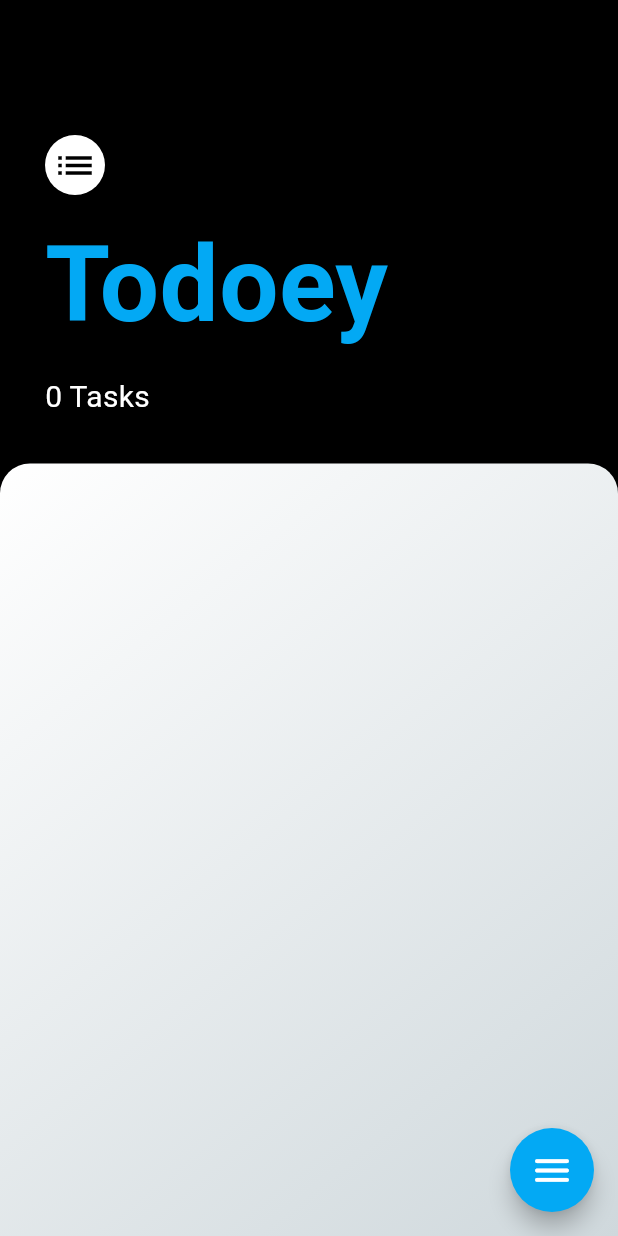
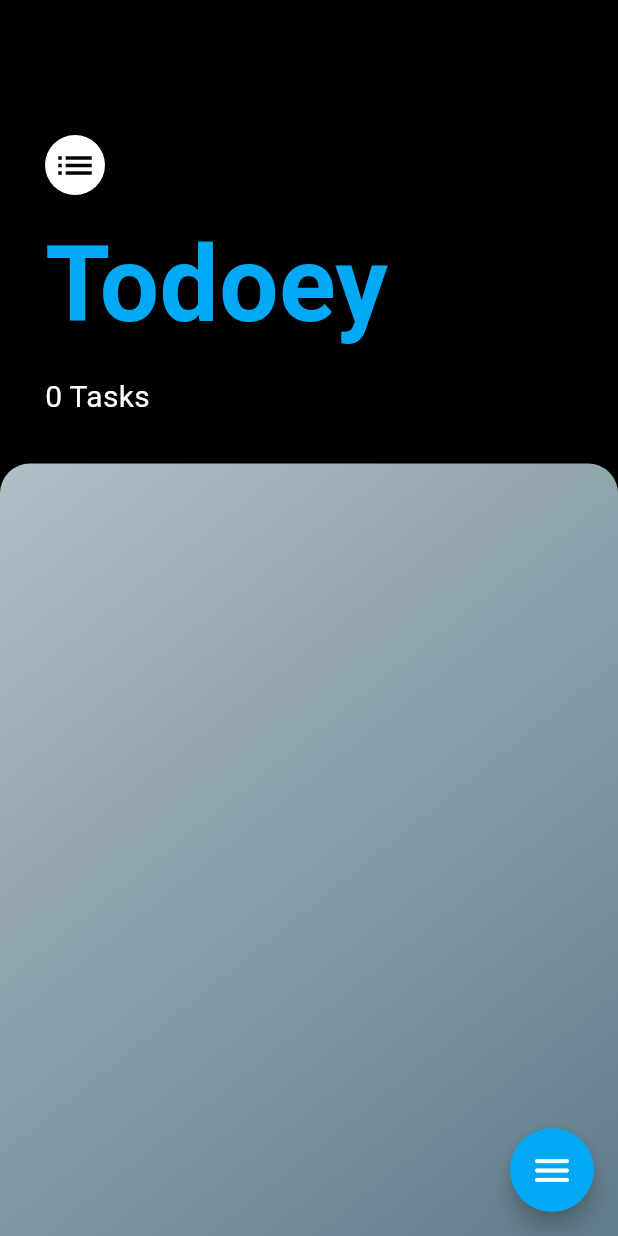
Before and after one commit to victormendes1993/Todoey, a Flutter app: the screen it shows after launch, on a phone screen of 412 x 824 dp. Run offline on Flutter 3.47's test engine with Material 3 defaults, Android fonts, the phone set to English and light mode, and no system bars; drawn by our look-alikes of flutter_expandable_fab; our stand-ins replace rflutter_alert, sqflite; accounts and stored records are empty.

Commit message:
added todos

```diff
--- a/lib/screens/tasks_screen.dart
+++ b/lib/screens/tasks_screen.dart
@@ -92,8 +92,8 @@ class _TasksScreenState extends State<TasksScreen>
         decoration: BoxDecoration(
           gradient: LinearGradient(
             colors: [
-              Colors.white,
-              Colors.blueGrey.shade100,
+              Colors.blueGrey.shade200,
+              Colors.blueGrey,
             ],
             begin: Alignment.topLeft,
             end: Alignment.bottomRight,
```
Also changed, not shown: lib/screens/widgets/task_tile.dart (+21 -13 lines).
